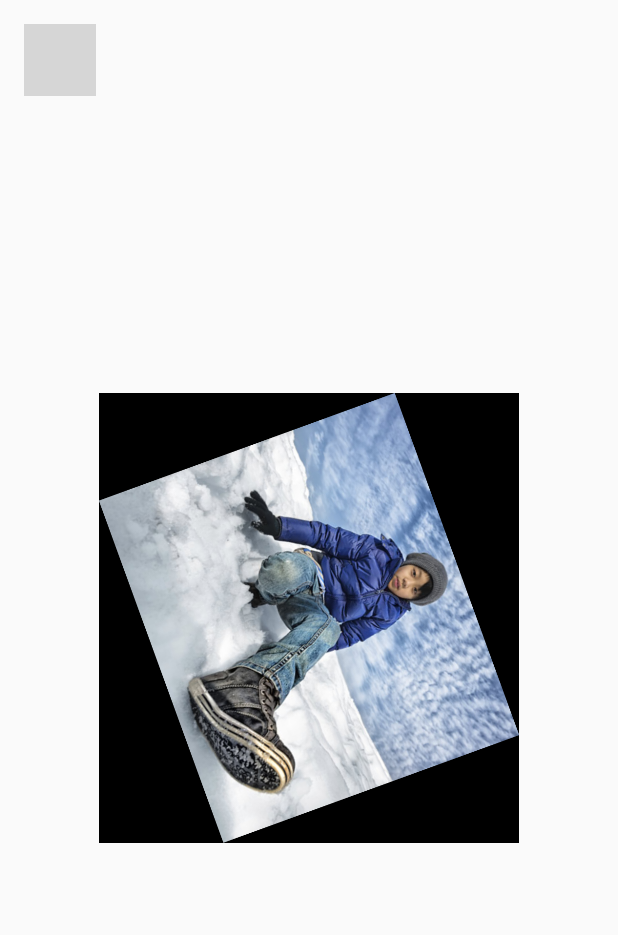
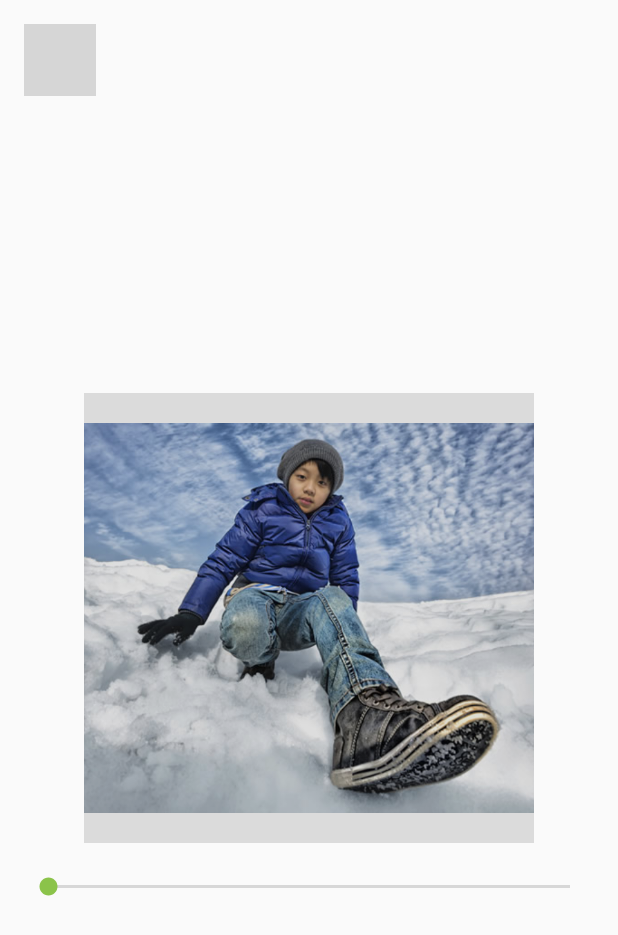
Before and after one commit to shilu-stha/PicFix, an Android app: the screen it shows after launch (DetailActivity), after a tap on "Rotate", on a phone screen of 412 x 824 dp. Shown: the top 935 px of the screen. Run offline under Robolectric (Android 15) with nearby library versions, the phone set to English and light mode, and no system bars; our stand-ins replace ButterKnife; plain views replace ProgressView; grey boxes are pictures that could not be loaded.

Commit message:
add seekbar

```diff
--- a/app/src/main/java/com/hackathon/picfix/activity/DetailActivity.java
+++ b/app/src/main/java/com/hackathon/picfix/activity/DetailActivity.java
@@ -12,6 +12,7 @@ import android.view.Menu;
 import android.view.MenuItem;
 import android.view.View;
 import android.widget.ImageView;
+import android.widget.SeekBar;
 
 import com.hackathon.picfix.PicFixImageView;
 import com.hackathon.picfix.R;
@@ -31,6 +32,9 @@ import butterknife.InjectView;
 
 public class DetailActivity extends BaseActivity {
 
+    @InjectView(R.id.seek_bar)
+    SeekBar seekBar;
+
     @InjectView(R.id.img_candidate)
     PicFixImageView imgCandidate;
 
@@ -40,7 +44,7 @@ public class DetailActivity extends BaseActivity {
     String feature;
     Bitmap bitmap;
 
-    private final Handler handler = new Handler();
+    int value = 0;
 
     @Override
     protected void onCreate(Bundle savedInstanceState) {
@@ -50,13 +54,25 @@ public class DetailActivity extends BaseActivity {
         bitmap = BitmapFactory.decodeResource(getResources(),
                 R.drawable.person);
 
-        final Runnable r = new Runnable() {
-            public void run() {
+        setImageFeature();
+
+        seekBar.setOnSeekBarChangeListener(new SeekBar.OnSeekBarChangeListener() {
+            @Override
+            public void onProgressChanged(SeekBar seekBar, int i, boolean b) {
+                value = i;
                 setImageFeature();
-                view.setVisibility(View.GONE);
             }
-        };
-        handler.postDelayed(r, 1000);
+
+            @Override
+            public void onStartTrackingTouch(SeekBar seekBar) {
+
+            }
+
+            @Override
+            public void onStopTrackingTouch(SeekBar seekBar) {
+
+            }
+        });
 
     }
 
@@ -90,13 +106,15 @@ public class DetailActivity extends BaseActivity {
     private void setImageFeature() {
         switch (feature) {
             case "Rotate":
-                imgCandidate.setRotationTo(70);
+                imgCandidate.setRotationTo(value);
                 break;
             case "Blur":
-                imgCandidate.setBlur(20);
+                if(value>0 && value<25) {
+                    imgCandidate.setBlur(value);
+                }
                 break;
             case "Brightness":
-                imgCandidate.setBrightness(20);
+                imgCandidate.setBrightness(value);
                 break;
             case "Shading":
                 imgCandidate.setShading(Color.BLUE);
@@ -105,7 +123,7 @@ public class DetailActivity extends BaseActivity {
                 imgCandidate.applyBlackFilter();
                 break;
             case "Saturation Filter":
-                imgCandidate.applySaturationFilter(9);
+                imgCandidate.applySaturationFilter(value);
                 break;
             case "Snow Effect":
                 imgCandidate.applySnowEffect();
@@ -114,7 +132,7 @@ public class DetailActivity extends BaseActivity {
                 imgCandidate.applyFleaEffect();
                 break;
             case "Tint":
-                imgCandidate.setTintImage(45);
+                imgCandidate.setTintImage(value);
                 break;
             case "flip":
                 imgCandidate.flipImage(com.hackathon.picfix.utils.Constants.FLIP_HORIZONTAL);
@@ -131,7 +149,7 @@ public class DetailActivity extends BaseActivity {
                 imgCandidate.sketch(4, 250);
                 break;
             case "Hue":
-                imgCandidate.applyHue(20);
+                imgCandidate.applyHue(value);
                 break;
             case "Frames":
                 startActivity(new Intent(this, FrameActivity.class));
--- a/app/src/main/res/layout/activity_detail.xml
+++ b/app/src/main/res/layout/activity_detail.xml
@@ -16,12 +16,21 @@
         android:layout_centerInParent="true"
         android:src="@drawable/person" />
 
+
     <View
         android:id="@+id/view_overlay"
         android:layout_width="300dp"
         android:layout_height="300dp"
         android:layout_centerInParent="true"
         android:background="#20000000" />
+
+    <SeekBar
+        android:id="@+id/seek_bar"
+        android:layout_width="match_parent"
+        android:layout_height="wrap_content"
+        android:layout_marginTop="@dimen/margin_top"
+        android:layout_below="@+id/view_overlay"
+        android:max="100" />
 
     <com.rey.material.widget.ProgressView
         app:pv_autostart="true"
--- a/app/src/main/res/values/dimens.xml
+++ b/app/src/main/res/values/dimens.xml
@@ -2,4 +2,5 @@
     <!-- Default screen margins, per the Android Design guidelines. -->
     <dimen name="activity_horizontal_margin">16dp</dimen>
     <dimen name="activity_vertical_margin">16dp</dimen>
+    <dimen name="margin_top">20dp</dimen>
 </resources>
```
